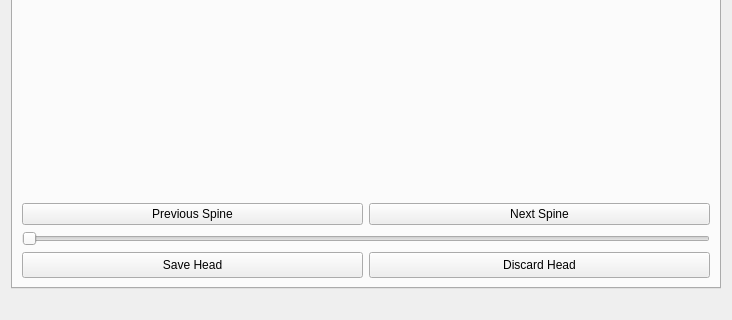
AlexanderJCS/dsb-plugin, file mainformdsb.ui: the form before one commit; both pictures show x 0 to 732 and y 421 to 741 of the 732 by 741 pixel window.
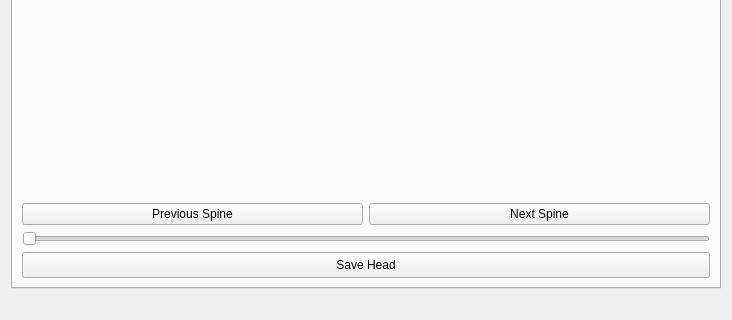
The form after the commit. Custom widgets are drawn as their Qt base class.

The edit to the form file:
```diff
--- a/mainformdsb.ui
+++ b/mainformdsb.ui
@@ -187,19 +187,6 @@
            </property>
           </widget>
          </item>
-         <item>
-          <widget class="QPushButton" name="btn_discard_head">
-           <property name="minimumSize">
-            <size>
-             <width>0</width>
-             <height>26</height>
-            </size>
-           </property>
-           <property name="text">
-            <string>Discard Head</string>
-           </property>
-          </widget>
-         </item>
         </layout>
        </item>
       </layout>
```
